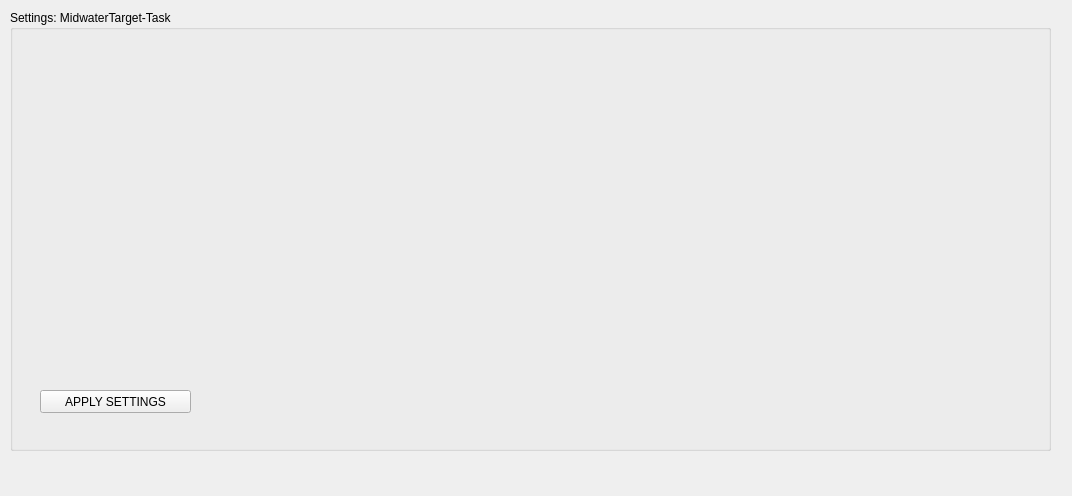
Before: the Qt Designer form Hanse/TaskMidwaterTarget/taskmidwatertargetform.ui in iti-luebeck/HANSE2011, drawn with Qt 5.
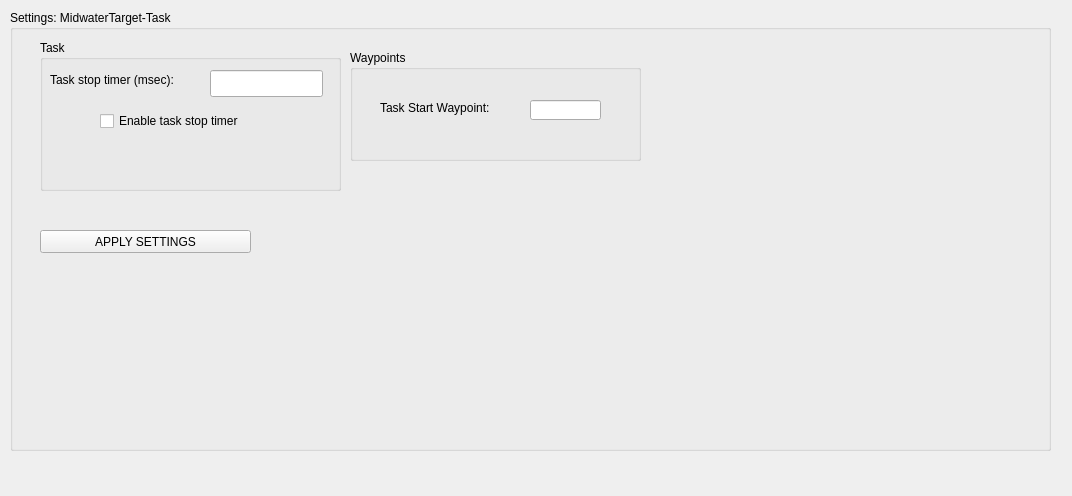
After: the same form once the commit is applied.

Commit message: Lots of Bugfixes; TaskMidwaterTarget complete.

```diff
--- a/Hanse/TaskMidwaterTarget/taskmidwatertargetform.ui
+++ b/Hanse/TaskMidwaterTarget/taskmidwatertargetform.ui
@@ -29,8 +29,8 @@
     <property name="geometry">
      <rect>
       <x>30</x>
-      <y>380</y>
-      <width>151</width>
+      <y>220</y>
+      <width>211</width>
       <height>23</height>
      </rect>
     </property>
@@ -38,6 +38,91 @@
      <string>APPLY SETTINGS</string>
     </property>
    </widget>
+   <widget class="QGroupBox" name="groupBox_2">
+    <property name="geometry">
+     <rect>
+      <x>340</x>
+      <y>40</y>
+      <width>291</width>
+      <height>111</height>
+     </rect>
+    </property>
+    <property name="title">
+     <string>Waypoints</string>
+    </property>
+    <widget class="QLabel" name="label_2">
+     <property name="geometry">
+      <rect>
+       <x>30</x>
+       <y>50</y>
+       <width>141</width>
+       <height>16</height>
+      </rect>
+     </property>
+     <property name="text">
+      <string>Task Start Waypoint:</string>
+     </property>
+    </widget>
+    <widget class="QLineEdit" name="navTaskStartInput">
+     <property name="geometry">
+      <rect>
+       <x>180</x>
+       <y>50</y>
+       <width>71</width>
+       <height>20</height>
+      </rect>
+     </property>
+    </widget>
+   </widget>
+   <widget class="QGroupBox" name="groupBox_4">
+    <property name="geometry">
+     <rect>
+      <x>30</x>
+      <y>30</y>
+      <width>301</width>
+      <height>151</height>
+     </rect>
+    </property>
+    <property name="title">
+     <string>Task</string>
+    </property>
+    <widget class="QCheckBox" name="enableTimerBox">
+     <property name="geometry">
+      <rect>
+       <x>60</x>
+       <y>70</y>
+       <width>201</width>
+       <height>22</height>
+      </rect>
+     </property>
+     <property name="text">
+      <string>Enable task stop timer</string>
+     </property>
+    </widget>
+    <widget class="QLabel" name="label_10">
+     <property name="geometry">
+      <rect>
+       <x>10</x>
+       <y>30</y>
+       <width>161</width>
+       <height>20</height>
+      </rect>
+     </property>
+     <property name="text">
+      <string>Task stop timer (msec):</string>
+     </property>
+    </widget>
+    <widget class="QLineEdit" name="taskStopInput">
+     <property name="geometry">
+      <rect>
+       <x>170</x>
+       <y>30</y>
+       <width>113</width>
+       <height>27</height>
+      </rect>
+     </property>
+    </widget>
+   </widget>
   </widget>
  </widget>
  <resources/>
```
The commit also changes 18 other files.
